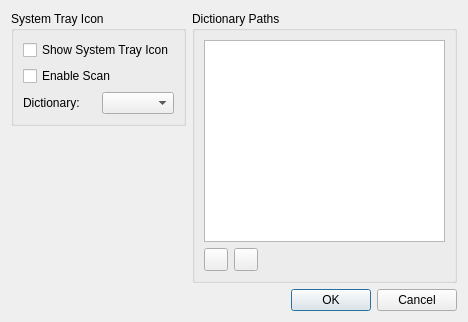
Above: src/settingsdialog.ui from jablonkai/QDictionary before the change. Below: the same form after it.
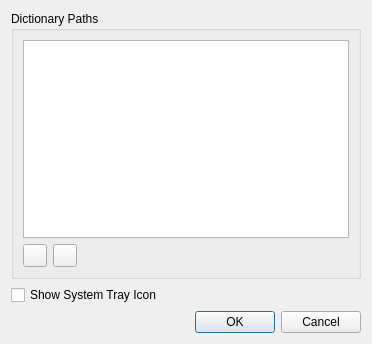
That is the form after the change. Icons and pictures are not drawn.

Patch:
```diff
--- a/src/settingsdialog.ui
+++ b/src/settingsdialog.ui
@@ -5,8 +5,8 @@
    <rect>
     <x>0</x>
     <y>0</y>
-    <width>468</width>
-    <height>322</height>
+    <width>372</width>
+    <height>344</height>
    </rect>
   </property>
   <property name="windowTitle" >
@@ -14,62 +14,6 @@
   </property>
   <layout class="QVBoxLayout" >
    <item>
-    <layout class="QHBoxLayout" >
-     <item>
-      <layout class="QVBoxLayout" >
-       <item>
-        <widget class="QGroupBox" name="groupBox_3" >
-         <property name="title" >
-          <string>System Tray Icon</string>
-         </property>
-         <layout class="QVBoxLayout" >
-          <item>
-           <widget class="QCheckBox" name="trayIconCheckBox" >
-            <property name="text" >
-             <string>Show System Tray Icon</string>
-            </property>
-           </widget>
-          </item>
-          <item>
-           <widget class="QCheckBox" name="scanCheckBox" >
-            <property name="text" >
-             <string>Enable Scan</string>
-            </property>
-           </widget>
-          </item>
-          <item>
-           <layout class="QHBoxLayout" >
-            <item>
-             <widget class="QLabel" name="label_3" >
-              <property name="text" >
-               <string>Dictionary:</string>
-              </property>
-             </widget>
-            </item>
-            <item>
-             <widget class="QComboBox" name="dictionaryComboBox" />
-            </item>
-           </layout>
-          </item>
-         </layout>
-        </widget>
-       </item>
-       <item>
-        <spacer>
-         <property name="orientation" >
-          <enum>Qt::Vertical</enum>
-         </property>
-         <property name="sizeHint" >
-          <size>
-           <width>20</width>
-           <height>40</height>
-          </size>
-         </property>
-        </spacer>
-       </item>
-      </layout>
-     </item>
-     <item>
       <widget class="QGroupBox" name="groupBox" >
        <property name="title" >
         <string>Dictionary Paths</string>
@@ -118,7 +62,12 @@
        </layout>
       </widget>
      </item>
-    </layout>
+   <item>
+    <widget class="QCheckBox" name="trayIconCheckBox" >
+     <property name="text" >
+      <string>Show System Tray Icon</string>
+     </property>
+    </widget>
    </item>
    <item>
     <widget class="QDialogButtonBox" name="buttonBox" >
```
Left out of the diff: 54 changed lines with no effect on the pictures. Lines whose indentation alone changed are shown as unchanged.
